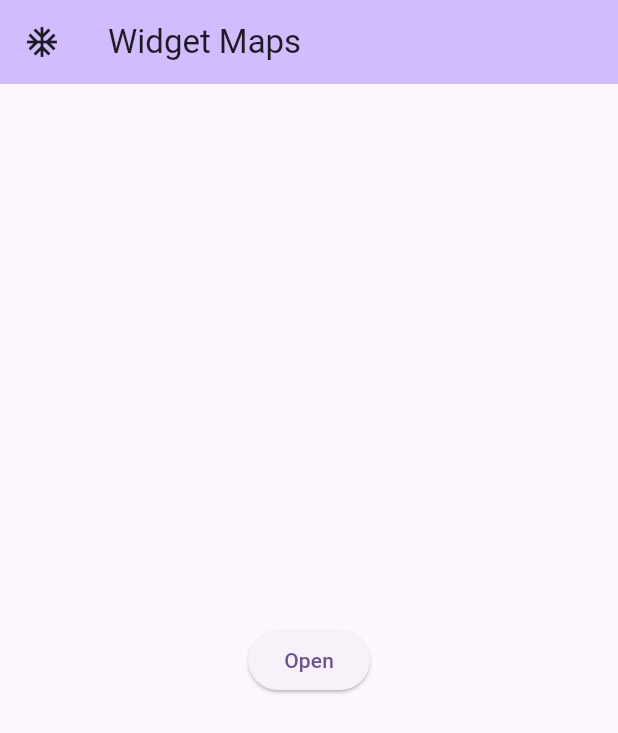
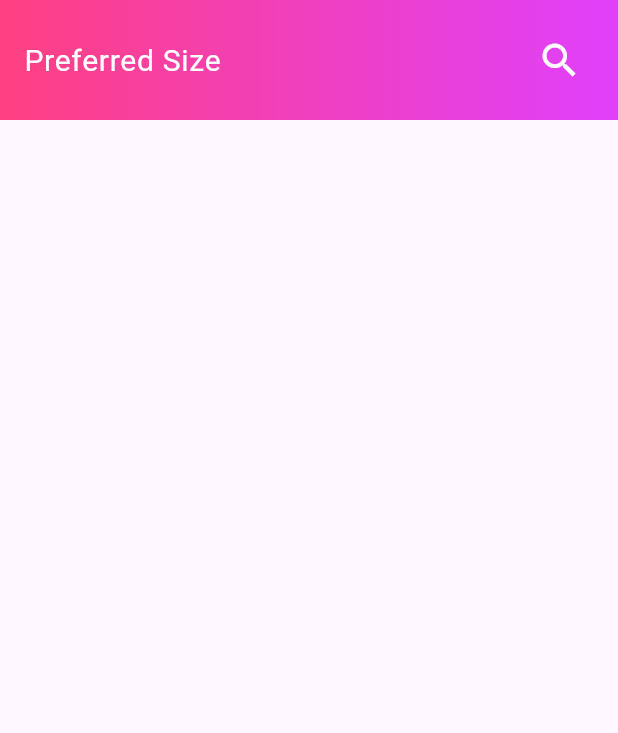
Before and after one commit to javs-nojs/widgets_flutter, a Flutter app: the screen it shows after launch, on a phone screen of 412 x 824 dp. Shown: the top 733 px of the screen. Run offline on Flutter 3.47's test engine with Material 3 defaults, Android fonts, the phone set to English and light mode, and no system bars.

Commit message:
Preferred Size

```diff
--- a/lib/main.dart
+++ b/lib/main.dart
@@ -1,5 +1,6 @@
 import 'package:flutter/material.dart';
 import 'package:widgets_flutter/widgets/material_banner.dart';
+import 'package:widgets_flutter/widgets/preferred_size.dart';
 
 void main() {
   runApp(const MyApp());
@@ -16,14 +17,7 @@ class MyApp extends StatelessWidget {
         colorScheme: ColorScheme.fromSeed(seedColor: Colors.deepPurple),
         useMaterial3: true,
       ),
-      home: Scaffold(
-        appBar: AppBar(
-          backgroundColor: ThemeData.light().colorScheme.inversePrimary,
-          leading: const Icon(Icons.ac_unit_sharp),
-          title: const Text('Widget Maps'),
-        ),
-        body: const MaterialBannerExample(),
-      ),
+      home: const PreferredSizeExample(),
     );
   }
 }
--- a/lib/widgets/material_banner.dart
+++ b/lib/widgets/material_banner.dart
@@ -5,17 +5,24 @@ class MaterialBannerExample extends StatelessWidget {
 
   @override
   Widget build(BuildContext context) {
-    return Center(
+    return Scaffold(
+      appBar: AppBar(
+        backgroundColor: ThemeData.light().colorScheme.inversePrimary,
+        leading: const Icon(Icons.ac_unit_rounded),
+        title: const Text('Material Banner'),
+      ),
+      body: Center(
         child: ElevatedButton(
             onPressed: () => ScaffoldMessenger.of(context).showMaterialBanner(
                   MaterialBanner(
-                  padding: const EdgeInsets.all(20.0),
+                    padding: const EdgeInsets.symmetric(
+                        vertical: 8.0, horizontal: 16.0),
                     backgroundColor: Colors.red[200],
                     elevation: 2.0,
                     leading: const Icon(Icons.notifications_active_outlined),
                     content: const Text(
                       'hello, world',
-                    style: TextStyle(fontSize: 20.0, color: Colors.white),
+                      style: TextStyle(fontSize: 18.0, color: Colors.white),
                     ),
                     actions: <Widget>[
                       TextButton(
@@ -27,6 +34,7 @@ class MaterialBannerExample extends StatelessWidget {
                   ),
                 ),
             child: const Text('Open')),
+      ),
     );
   }
 }
--- /dev/null
+++ b/lib/widgets/preferred_size.dart
@@ -0,0 +1,40 @@
+import 'package:flutter/material.dart';
+
+class PreferredSizeExample extends StatelessWidget {
+  const PreferredSizeExample({super.key});
+
+  @override
+  Widget build(BuildContext context) {
+    return Scaffold(
+      appBar: PreferredSize(
+        preferredSize: const Size.fromHeight(80.0),
+        child: Container(
+          height: 120.0,
+          decoration: const BoxDecoration(
+            gradient: LinearGradient(
+              colors: [
+                Colors.pinkAccent,
+                Colors.purpleAccent,
+              ],
+            ),
+          ),
+          child: const Center(
+            child: SafeArea(
+              child: ListTile(
+                title: Text(
+                  'Preferred Size',
+                  style: TextStyle(color: Colors.white, fontSize: 20.0),
+                ),
+                trailing: Icon(
+                  Icons.search,
+                  size: 30.0,
+                  color: Colors.white,
+                ),
+              ),
+            ),
+          ),
+        ),
+      ),
+    );
+  }
+}
```
Also changed, not shown: pubspec.lock. Lines whose indentation alone changed are shown as unchanged.
